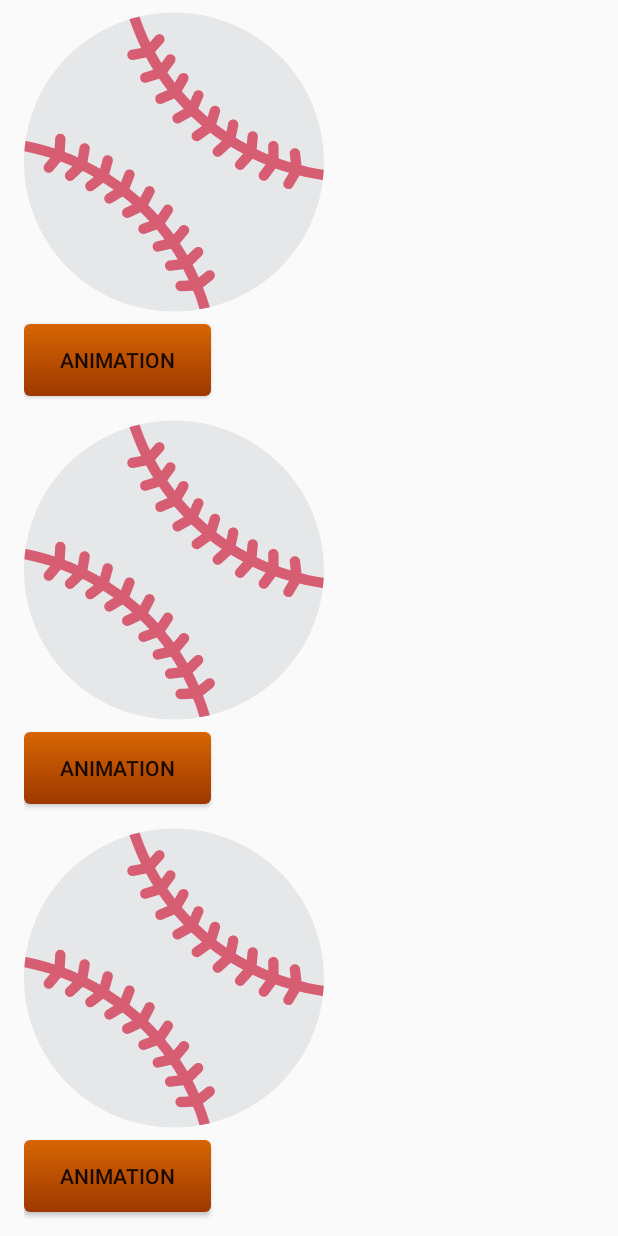
After one commit to ssaczkowski/baseballUI, an Android app: the AnimationActivity screen opened directly, with no data from a screen before it, on a phone screen of 412 x 824 dp. The commit adds this screen. Run offline under Robolectric (Android 15) with nearby library versions, the phone set to English and light mode, and no system bars.

Commit message:
Add animations

```diff
--- a/app/src/main/AndroidManifest.xml
+++ b/app/src/main/AndroidManifest.xml
@@ -29,7 +29,8 @@
         <activity android:name=".RegisterActivity" />
         <activity android:name=".ProfileActivity" />
         <activity android:name=".FriendsActivity" />
-        <activity android:name=".HomeAnimationActivity"></activity>
+        <activity android:name=".HomeAnimationActivity" />
+        <activity android:name=".AnimationActivity"></activity>
     </application>
 
 </manifest>
--- /dev/null
+++ b/app/src/main/java/com/ssaczkowski/baseballui/AnimationActivity.kt
@@ -0,0 +1,57 @@
+package com.ssaczkowski.baseballui
+
+import android.animation.AnimatorSet
+import android.animation.ObjectAnimator
+import android.support.v7.app.AppCompatActivity
+import android.os.Bundle
+import android.view.View
+import kotlinx.android.synthetic.main.activity_animation.*
+
+class AnimationActivity : AppCompatActivity() {
+
+
+    private var animationDuration: Long = 1000;
+
+    override fun onCreate(savedInstanceState: Bundle?) {
+        super.onCreate(savedInstanceState)
+        setContentView(R.layout.activity_animation)
+
+        animation_activity_button_x_and_y.setOnClickListener {
+            var animatorX = ObjectAnimator.ofFloat(animation_activity_image_view_1, "x", 200f)
+            var animatorY = ObjectAnimator.ofFloat(animation_activity_image_view_1, "y", 400f)
+
+            animatorX.setDuration(animationDuration)
+            animatorY.setDuration(animationDuration)
+
+            var animatorSet = AnimatorSet()
+
+            animatorSet.playTogether(animatorX, animatorY)
+            animatorSet.start()
+
+        }
+
+        animation_activity_button_beta_and_alfa.setOnClickListener {
+            var animatorX = ObjectAnimator.ofFloat(animation_activity_image_view_2,"x",4000f)
+            animatorX.setDuration(animationDuration)
+
+            var alphaAnimation = ObjectAnimator.ofFloat(animation_activity_image_view_2, View.ALPHA,1.0f,0.0f)
+            alphaAnimation.setDuration(animationDuration)
+
+            var animatorSet = AnimatorSet()
+            animatorSet.playTogether(animatorX, alphaAnimation)
+            animatorSet.start()
+        }
+
+        animation_activity_button_rotation.setOnClickListener {
+            var rotateAnimation = ObjectAnimator.ofFloat(animation_activity_image_view_3,"rotation",0f, 370f)
+            rotateAnimation.setDuration(animationDuration)
+
+            var animatorSet = AnimatorSet()
+            animatorSet.playTogether(rotateAnimation)
+            animatorSet.start()
+        }
+
+
+
+    }
+}
--- a/app/src/main/java/com/ssaczkowski/baseballui/HomeAnimationActivity.kt
+++ b/app/src/main/java/com/ssaczkowski/baseballui/HomeAnimationActivity.kt
@@ -1,12 +1,18 @@
 package com.ssaczkowski.baseballui
 
+import android.content.Intent
 import android.support.v7.app.AppCompatActivity
 import android.os.Bundle
+import kotlinx.android.synthetic.main.activity_home_animation.*
 
 class HomeAnimationActivity : AppCompatActivity() {
 
     override fun onCreate(savedInstanceState: Bundle?) {
         super.onCreate(savedInstanceState)
         setContentView(R.layout.activity_home_animation)
+
+        home_animation_text_view_animation.setOnClickListener {
+            startActivity(Intent(this@HomeAnimationActivity, AnimationActivity::class.java))
+        }
     }
 }
--- a/app/src/main/java/com/ssaczkowski/baseballui/StartActivity.kt
+++ b/app/src/main/java/com/ssaczkowski/baseballui/StartActivity.kt
@@ -40,6 +40,10 @@ class StartActivity : AppCompatActivity() {
                   //  startActivity(Intent(this@StartActivity,SplashActivity::class.java))
                     true
                 }
+                R.id.home->{
+                    startActivity(Intent(this@StartActivity,HomeAnimationActivity::class.java))
+                    true
+                }
                 R.id.friends->{
                       startActivity(Intent(this@StartActivity,FriendsActivity::class.java))
                     true
--- /dev/null
+++ b/app/src/main/res/layout/activity_animation.xml
@@ -0,0 +1,63 @@
+<?xml version="1.0" encoding="utf-8"?>
+<ScrollView xmlns:android="http://schemas.android.com/apk/res/android"
+    xmlns:app="http://schemas.android.com/apk/res-auto"
+    xmlns:tools="http://schemas.android.com/tools"
+    android:layout_width="match_parent"
+    android:layout_height="match_parent"
+    tools:context=".AnimationActivity">
+
+    <LinearLayout
+        android:layout_width="match_parent"
+        android:layout_height="match_parent"
+        android:orientation="vertical"
+        android:paddingLeft="16dp"
+        android:paddingRight="16dp">
+
+        <ImageView
+            android:layout_width="200dp"
+            android:layout_height="200dp"
+            android:layout_marginTop="8dp"
+            android:layout_marginBottom="8dp"
+            android:src="@drawable/ic_baseball"
+            android:id="@+id/animation_activity_image_view_1"/>
+        <Button
+            android:layout_width="wrap_content"
+            android:layout_height="wrap_content"
+            android:layout_marginBottom="8dp"
+            android:id="@+id/animation_activity_button_x_and_y"
+            android:background="@drawable/gradient_button_signup"
+            android:text="Animation"/>
+
+        <ImageView
+            android:layout_width="200dp"
+            android:layout_height="200dp"
+            android:layout_marginTop="8dp"
+            android:layout_marginBottom="8dp"
+            android:src="@drawable/ic_baseball"
+            android:id="@+id/animation_activity_image_view_2"/>
+        <Button
+            android:layout_width="wrap_content"
+            android:layout_height="wrap_content"
+            android:layout_marginBottom="8dp"
+            android:id="@+id/animation_activity_button_beta_and_alfa"
+            android:background="@drawable/gradient_button_signup"
+            android:text="Animation"/>
+
+        <ImageView
+            android:layout_width="200dp"
+            android:layout_height="200dp"
+            android:layout_marginTop="8dp"
+            android:layout_marginBottom="8dp"
+            android:src="@drawable/ic_baseball"
+            android:id="@+id/animation_activity_image_view_3"/>
+        <Button
+            android:layout_width="wrap_content"
+            android:layout_height="wrap_content"
+            android:layout_marginBottom="8dp"
+            android:id="@+id/animation_activity_button_rotation"
+            android:background="@drawable/gradient_button_signup"
+            android:text="Animation"/>
+
+    </LinearLayout>
+
+</ScrollView>
--- a/app/src/main/res/layout/activity_home_animation.xml
+++ b/app/src/main/res/layout/activity_home_animation.xml
@@ -20,6 +20,7 @@
         android:layout_width="match_parent"
         android:background="@drawable/gradient"
         android:layout_height="1dp"/>
+
     <TextView
         android:layout_width="wrap_content"
         android:layout_height="wrap_content"
@@ -40,7 +41,7 @@
         android:paddingLeft="8dp"
         android:layout_marginBottom="16dp"
         android:id="@+id/home_animation_text_view_transition"
-        android:text="Animation"/>
+        android:text="Translation"/>
 
     <View
         android:layout_width="match_parent"
@@ -73,6 +74,4 @@
         android:background="@drawable/gradient"
         android:layout_height="1dp"/>
 
-
-
 </LinearLayout>
```
